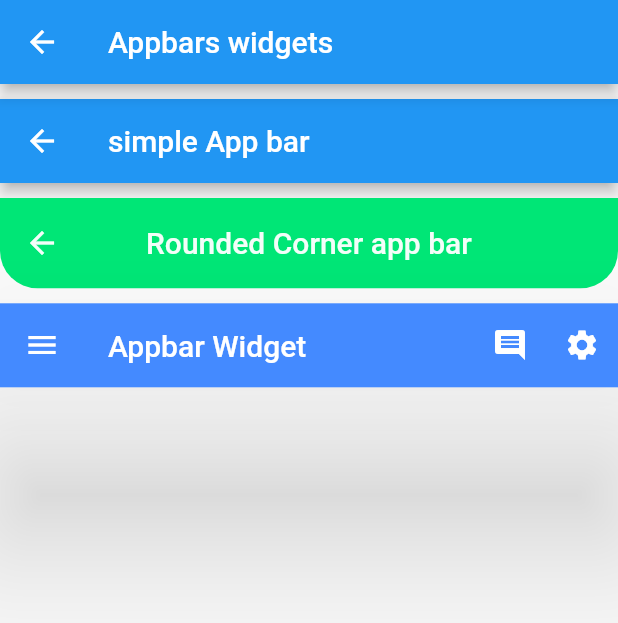
After one commit to Nikhildeshmukh07/Flutter_Learn, a Flutter app: the Appbars screen opened directly, on a phone screen of 412 x 824 dp. The commit adds this screen. Shown: the top 623 px of the screen. Run offline on Flutter 3.47's test engine with Material 2 defaults, Android fonts, the phone set to English and light mode, and no system bars; our stand-ins replace dropdown_button2.

Commit message:
commit from sstpl

```diff
--- a/lib/2Appbar.dart
+++ b/lib/2Appbar.dart
@@ -23,7 +23,6 @@ class MyAppBar extends StatelessWidget {
     );
   }
 }
-
 class MyScaffold extends StatelessWidget {
   @override
   Widget build(BuildContext context) {
--- a/lib/4.Handling gestures.dart
+++ b/lib/4.Handling gestures.dart
@@ -20,13 +20,13 @@ class MyButton extends StatelessWidget {
         child: Center(
           child: Container(
             height: 40,
-            padding: EdgeInsets.all(8),
-            margin: EdgeInsets.symmetric(horizontal: 8),
+            padding: const EdgeInsets.all(8),
+            margin: const EdgeInsets.symmetric(horizontal: 8),
             decoration: BoxDecoration(
               borderRadius: BorderRadius.circular(8),
                   color: Colors.lightBlueAccent[400],
             ),
-            child: Center(child: Text('prees and see on console')),
+            child: const Center(child: Text('prees and see on console')),
       ),
         ),
       ),
--- /dev/null
+++ b/lib/7Appbars.dart
@@ -0,0 +1,72 @@
+import 'package:flutter/material.dart';
+
+class Appbars extends StatelessWidget {
+  const Appbars({super.key});
+
+  @override
+  Widget build(BuildContext context) {
+    return Scaffold(
+      appBar: AppBar(
+        title: const Text('Appbars widgets'),
+        leading: IconButton(
+          icon: const Icon(Icons.arrow_back),
+          onPressed: () {
+            Navigator.pop(context);
+          },
+        ),
+      ),
+      body: Column(
+        children: [
+          const SizedBox(
+            height: 10,
+          ),
+          AppBar(
+            title: const Text('simple App bar '),
+          ),
+          const SizedBox(
+            height: 10,
+          ),
+          AppBar(
+            title: const Text('Rounded Corner app bar'),
+            titleSpacing: 00.0,
+            centerTitle: true,
+            toolbarHeight: 60.2,
+            toolbarOpacity: 0.8,
+            shape: const RoundedRectangleBorder(
+                borderRadius: BorderRadius.only(
+              bottomRight: Radius.circular(25),
+              bottomLeft: Radius.circular(25),
+            )),
+            elevation: 0.00,
+            backgroundColor: Colors.greenAccent[400],
+          ),
+          const SizedBox(
+            height: 10,
+          ),
+          AppBar(
+            title: const Text('Appbar Widget'),
+            actions: [
+              IconButton(
+                onPressed: () {},
+                icon: const Icon(Icons.comment),
+                tooltip: 'Comment Icon',
+              ),
+              IconButton(
+                icon: const Icon(Icons.settings),
+                tooltip: 'settings',
+                onPressed: () {},
+              )
+            ],
+            backgroundColor: Colors.blueAccent,
+            elevation: 50.0,
+            leading: IconButton(
+              icon: const Icon(Icons.menu),
+              tooltip: 'menu icon',
+              onPressed: () {},
+            ),
+          )
+        ],
+      ),
+    );
+  }
+}
--- a/lib/main.dart
+++ b/lib/main.dart
@@ -1,7 +1,9 @@
 import 'package:flutter/material.dart';
 import 'package:flutter_learn/3TutorialHome.dart';
+import 'package:flutter_learn/8RichtextWidget.dart';
 import '4.Handling gestures.dart';
 import '5Changingwidgetsinresponsetoinput.dart';
+import '7Appbars.dart';
 import 'Dashboard.dart';
 import '6DrawerWidgetinFlutter.dart';
 
@@ -16,8 +18,8 @@ class MyApp extends StatelessWidget {
       theme: ThemeData(
         primarySwatch: Colors.blue,
       ),
-    //  home: DashboardScreen(),
-     home : MyHomePage(),
+      home: const DashboardScreen(),
+  //  home : MyhomepageRichTextBox(),
     );
   }
 }
```
Also changed, not shown: lib/6DrawerWidgetinFlutter.dart (+68 -4 lines), lib/8RichtextWidget.dart (added, +55 -0 lines), lib/Dashboard.dart (+42 -21 lines).
